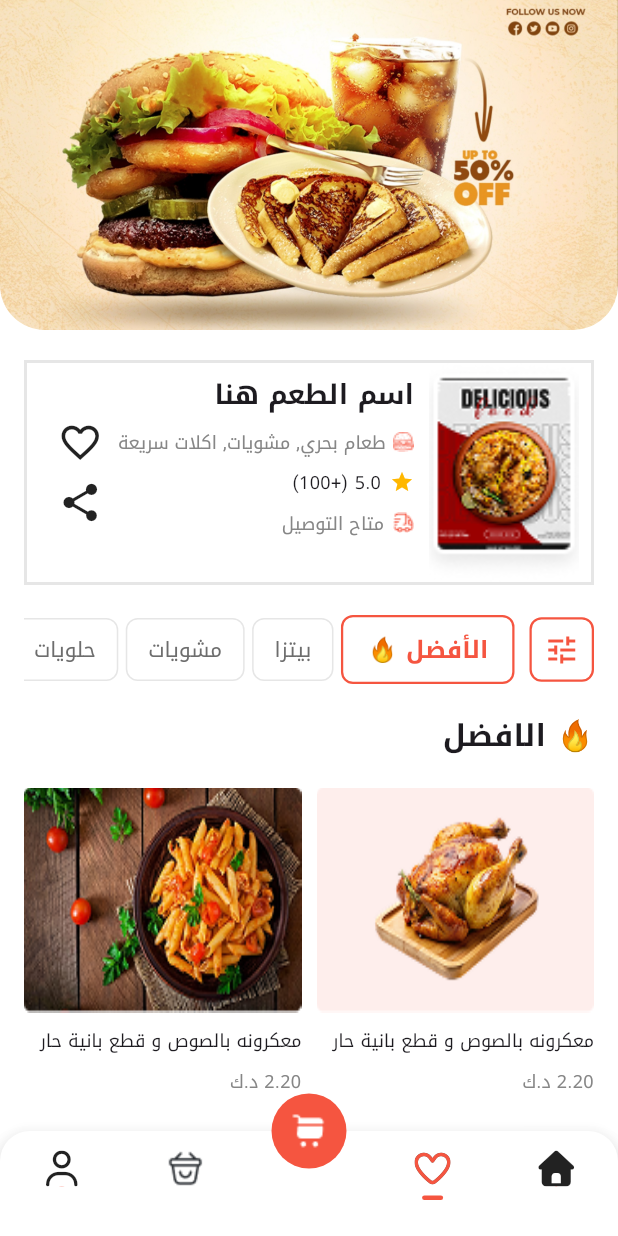
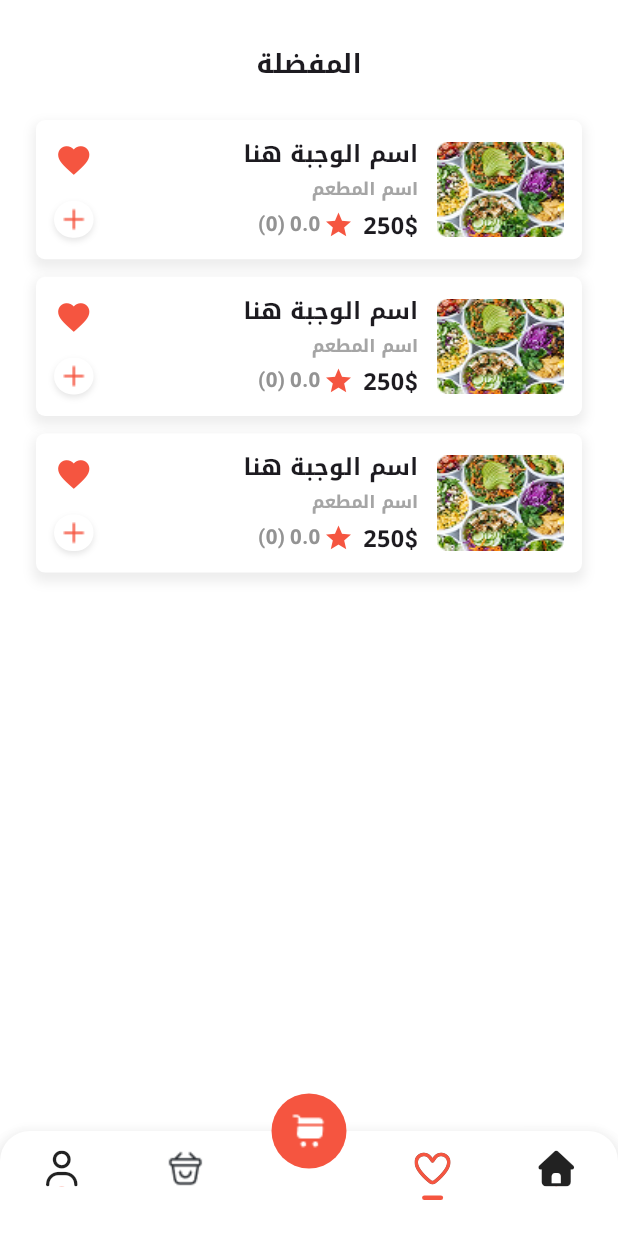
Before and after one commit to Zeiadd1310/Fast-Food-App, a Flutter app: the screen it shows after launch, after a tap on an icon or button, on a phone screen of 412 x 824 dp. Run offline on Flutter 3.47's test engine with Material 3 defaults, Android fonts, the phone set to English and light mode, and no system bars; our stand-ins replace bloc, flutter_bloc, flutter_screenutil, font_awesome_flutter, go_router, google_fonts.

Commit message:
favourites view done

```diff
--- a/lib/core/utils/functions/app_router.dart
+++ b/lib/core/utils/functions/app_router.dart
@@ -1,4 +1,5 @@
 import 'package:depi/features/account/views/account_view.dart';
+import 'package:depi/features/favourites/views/favourites_view.dart';
 import 'package:depi/views/best_deals_view.dart';
 import 'package:depi/views/delivery_view.dart';
 import 'package:depi/views/home_view.dart';
@@ -17,6 +18,7 @@ abstract class AppRouter {
   static const kShoppingCartView = '/shopping_cart_view';
   static const kOrdersView = '/orders_view';
   static const kAccountView = '/account_view';
+  static const kFavouritesView = '/favourites_view';
 
   static final router = GoRouter(
     routes: [
@@ -40,6 +42,10 @@ abstract class AppRouter {
             path: kAccountView,
             builder: (context, state) => const AccountView(),
           ),
+          GoRoute(
+            path: kFavouritesView,
+            builder: (context, state) => const FavouritesView(),
+          ),
         ],
       ),
       GoRoute(
--- /dev/null
+++ b/lib/features/favourites/views/favourites_view.dart
@@ -0,0 +1,39 @@
+import 'package:depi/features/favourites/views/widgets/custom_favourite_meal_widget.dart';
+import 'package:flutter/material.dart';
+import 'package:flutter_screenutil/flutter_screenutil.dart';
+
+class FavouritesView extends StatelessWidget {
+  const FavouritesView({super.key});
+
+  @override
+  Widget build(BuildContext context) {
+    return Scaffold(
+      backgroundColor: Colors.white,
+      body: SafeArea(
+        child: Padding(
+          padding: const EdgeInsets.symmetric(horizontal: 24.0, vertical: 16),
+          child: Column(
+            children: [
+              SizedBox(height: 15.h),
+              Center(
+                child: Text(
+                  'المفضلة',
+                  style: TextStyle(
+                    fontSize: 18.sp,
+                    fontWeight: FontWeight.w600,
+                  ),
+                ),
+              ),
+              SizedBox(height: 25.h),
+              CustomFavouriteMealWidget(),
+              SizedBox(height: 12.h),
+              CustomFavouriteMealWidget(),
+              SizedBox(height: 12.h),
+              CustomFavouriteMealWidget(),
+            ],
+          ),
+        ),
+      ),
+    );
+  }
+}
--- /dev/null
+++ b/lib/features/favourites/views/widgets/custom_favourite_meal_widget.dart
@@ -0,0 +1,133 @@
+import 'package:depi/constants.dart';
+import 'package:flutter/material.dart';
+import 'package:flutter_screenutil/flutter_screenutil.dart';
+
+class CustomFavouriteMealWidget extends StatelessWidget {
+  const CustomFavouriteMealWidget({super.key});
+
+  @override
+  Widget build(BuildContext context) {
+    return Container(
+      height: 95.h,
+      width: double.infinity,
+      decoration: BoxDecoration(
+        color: Colors.white,
+        borderRadius: BorderRadius.circular(6),
+        boxShadow: [
+          BoxShadow(
+            color: Colors.black.withOpacity(0.07),
+            spreadRadius: 2,
+            blurRadius: 6,
+            offset: Offset(0, 4),
+          ),
+        ],
+      ),
+      child: Padding(
+        padding: const EdgeInsets.all(12),
+        child: Column(
+          children: [
+            Row(
+              children: [
+                Image.asset(
+                  'assets/images/food.png',
+                  width: 80.w,
+                  height: 65.h,
+                  fit: BoxFit.fill,
+                ),
+                SizedBox(width: 12.w),
+                Expanded(
+                  child: Row(
+                    mainAxisAlignment: MainAxisAlignment.spaceBetween,
+                    children: [
+                      Column(
+                        crossAxisAlignment: CrossAxisAlignment.start,
+                        children: [
+                          Text(
+                            'اسم الوجبة هنا',
+                            style: TextStyle(
+                              fontSize: 16.sp,
+                              fontWeight: FontWeight.w600,
+                            ),
+                          ),
+                          SizedBox(height: 4.h),
+                          Text(
+                            'اسم المطعم',
+                            style: TextStyle(
+                              fontSize: 12.sp,
+                              fontWeight: FontWeight.w600,
+                              color: Color(0xffA5A5A5),
+                            ),
+                          ),
+                          SizedBox(height: 4.h),
+                          Row(
+                            children: [
+                              Text(
+                                '250\$',
+                                style: TextStyle(
+                                  fontSize: 16.sp,
+                                  fontWeight: FontWeight.w700,
+                                ),
+                              ),
+                              SizedBox(width: 6.w),
+                              Icon(Icons.star, color: kPrimaryColor, size: 20),
+                              SizedBox(width: 2.w),
+                              Text(
+                                '0.0',
+                                style: TextStyle(
+                                  fontSize: 14.sp,
+                                  fontWeight: FontWeight.w600,
+                                  color: Color(0xff939393),
+                                ),
+                              ),
+                              SizedBox(width: 3.w),
+                              Text(
+                                '(0)',
+                                style: TextStyle(
+                                  fontSize: 14.sp,
+                                  fontWeight: FontWeight.w600,
+                                  color: Color(0xff939393),
+                                ),
+                              ),
+                            ],
+                          ),
+                        ],
+                      ),
+                      Column(
+                        mainAxisAlignment: MainAxisAlignment.spaceBetween,
+                        children: [
+                          Icon(Icons.favorite, color: kPrimaryColor, size: 25),
+                          SizedBox(height: 15.h),
+                          Container(
+                            width: 25.w,
+                            height: 25.h,
+                            decoration: BoxDecoration(
+                              color: Colors.white,
+                              boxShadow: [
+                                BoxShadow(
+                                  color: Colors.black.withOpacity(0.1),
+                                  spreadRadius: 0,
+                                  blurRadius: 3,
+                                  offset: Offset(0, 2),
+                                ),
+                              ],
+                              borderRadius: BorderRadius.circular(50.r),
+                            ),
+                            child: Image.asset(
+                              'assets/images/add.png',
+                              width: 20.w,
+                              height: 20.h,
+                            ),
+                          ),
+                        ],
+                      ),
+                    ],
+                  ),
+                ),
+              ],
+            ),
+          ],
+        ),
+      ),
+    );
+  }
+}
--- a/lib/widgets/custom_bottom_bar.dart
+++ b/lib/widgets/custom_bottom_bar.dart
@@ -41,7 +41,7 @@ class _CustomBottomBarState extends State<CustomBottomBar> {
           dotColor: const Color(0xffF55540),
           onTap: (_) {
             setState(() => _selectedIndex = 1);
-            GoRouter.of(context).push(AppRouter.kBestDealsView);
+            GoRouter.of(context).push(AppRouter.kFavouritesView);
           },
         ),
         BottomBarItem(
```
Also changed, not shown: assets/images/food.png (added).
